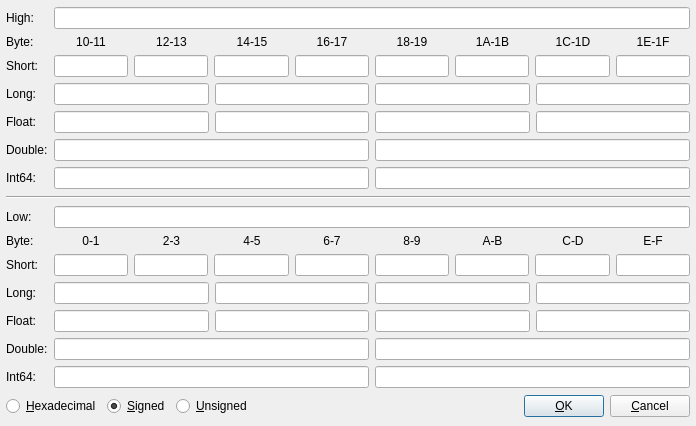
Qt form src/gui/Src/Gui/EditFloatRegister.ui (x64dbg/x64dbg) before a commit.
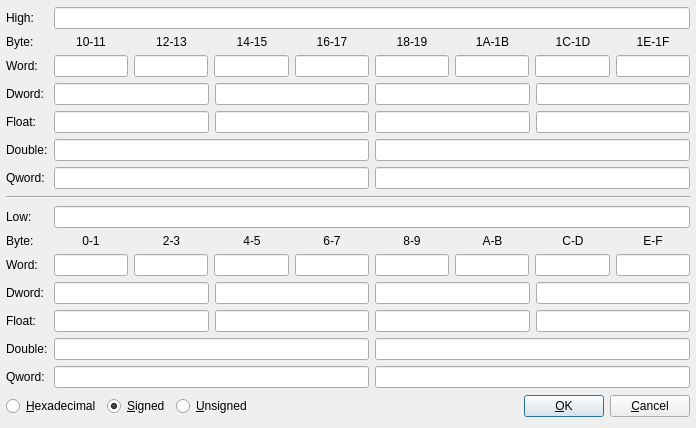
The same form after that commit. Icons and pictures are not drawn.

Commit message: GUI: minor textual improvements for new XMM display changes

The edit to the form file:
```diff
--- a/src/gui/Src/Gui/EditFloatRegister.ui
+++ b/src/gui/Src/Gui/EditFloatRegister.ui
@@ -10,7 +10,7 @@
     <x>0</x>
     <y>0</y>
     <width>696</width>
-    <height>426</height>
+    <height>428</height>
    </rect>
   </property>
   <property name="sizePolicy">
@@ -63,7 +63,7 @@
         </sizepolicy>
        </property>
        <property name="text">
-        <string>Short:</string>
+        <string>Word:</string>
        </property>
       </widget>
      </item>
@@ -102,7 +102,7 @@
         </sizepolicy>
        </property>
        <property name="text">
-        <string>Int64:</string>
+        <string>Qword:</string>
        </property>
       </widget>
      </item>
@@ -115,7 +115,7 @@
         </sizepolicy>
        </property>
        <property name="text">
-        <string>Long:</string>
+        <string>Dword:</string>
        </property>
       </widget>
      </item>
@@ -421,7 +421,7 @@
         </sizepolicy>
        </property>
        <property name="text">
-        <string>Long:</string>
+        <string>Dword:</string>
        </property>
       </widget>
      </item>
@@ -447,7 +447,7 @@
         </sizepolicy>
        </property>
        <property name="text">
-        <string>Short:</string>
+        <string>Word:</string>
        </property>
       </widget>
      </item>
@@ -460,7 +460,7 @@
         </sizepolicy>
        </property>
        <property name="text">
-        <string>Int64:</string>
+        <string>Qword:</string>
        </property>
       </widget>
      </item>
```
The commit also changes 2 other files.
